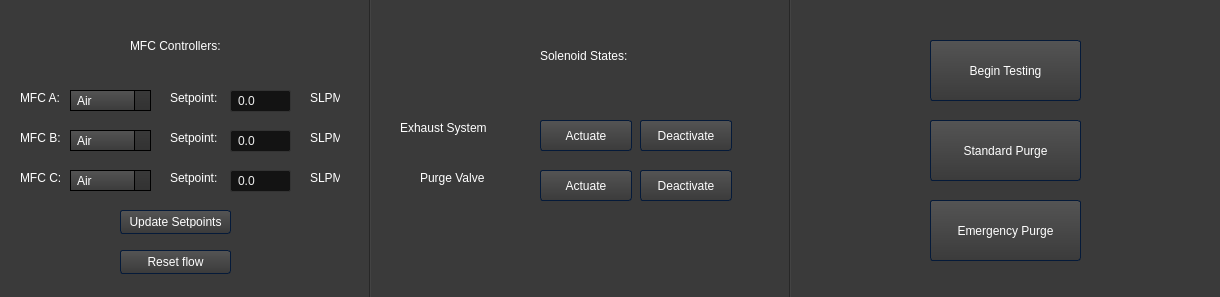
Qt form initiatorgui1.ui (maxblack29/DetControl) before a commit.
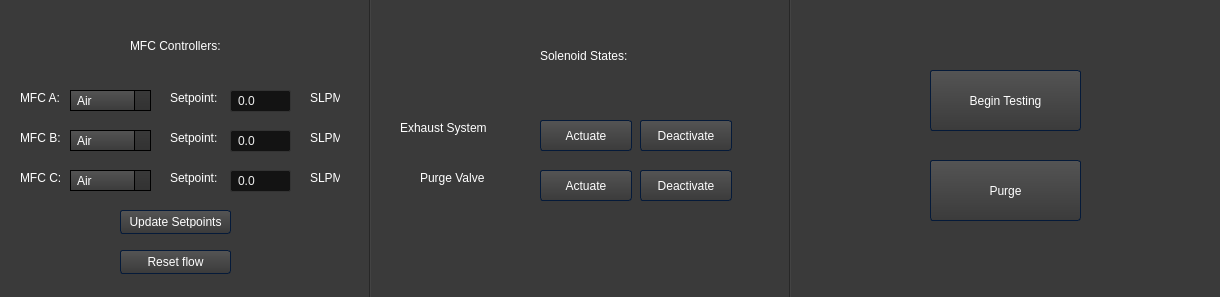
The same form after that commit. Icons and pictures are not drawn.

```diff
--- a/initiatorgui1.ui
+++ b/initiatorgui1.ui
@@ -2801,33 +2801,20 @@
    <property name="geometry">
     <rect>
      <x>930</x>
-     <y>120</y>
+     <y>160</y>
      <width>151</width>
      <height>61</height>
     </rect>
    </property>
    <property name="text">
-    <string>Standard Purge</string>
-   </property>
-  </widget>
-  <widget class="QPushButton" name="emergencypurge">
-   <property name="geometry">
-    <rect>
-     <x>930</x>
-     <y>200</y>
-     <width>151</width>
-     <height>61</height>
-    </rect>
-   </property>
-   <property name="text">
-    <string>Emergency Purge</string>
+    <string>Purge</string>
    </property>
   </widget>
   <widget class="QPushButton" name="testautomation">
    <property name="geometry">
     <rect>
      <x>930</x>
-     <y>40</y>
+     <y>70</y>
      <width>151</width>
      <height>61</height>
     </rect>
```
Left out of the diff: 2 changed lines with no effect on the pictures.
